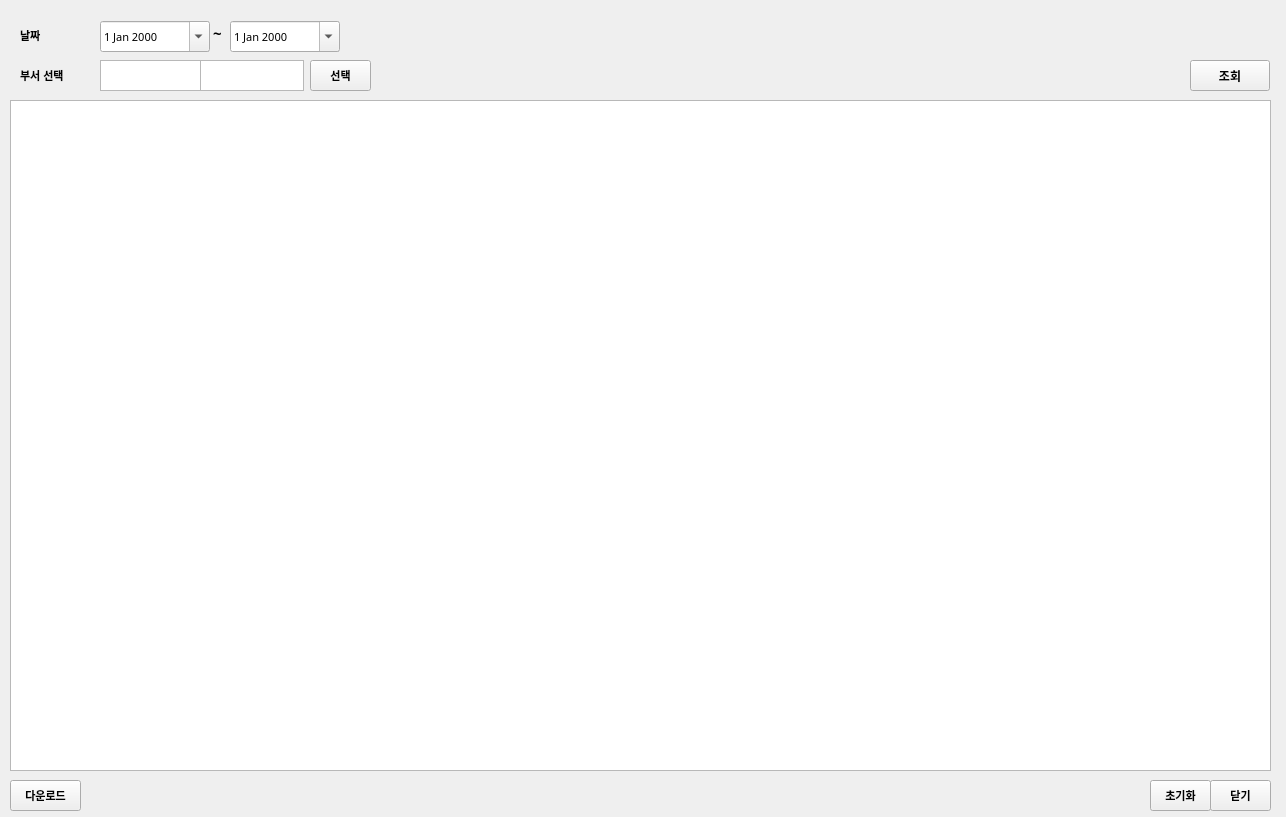
Before: the Qt Designer form overtime_v1.1/ui/total_overtime.ui in RaineyLee/overtime, drawn with Qt 5.
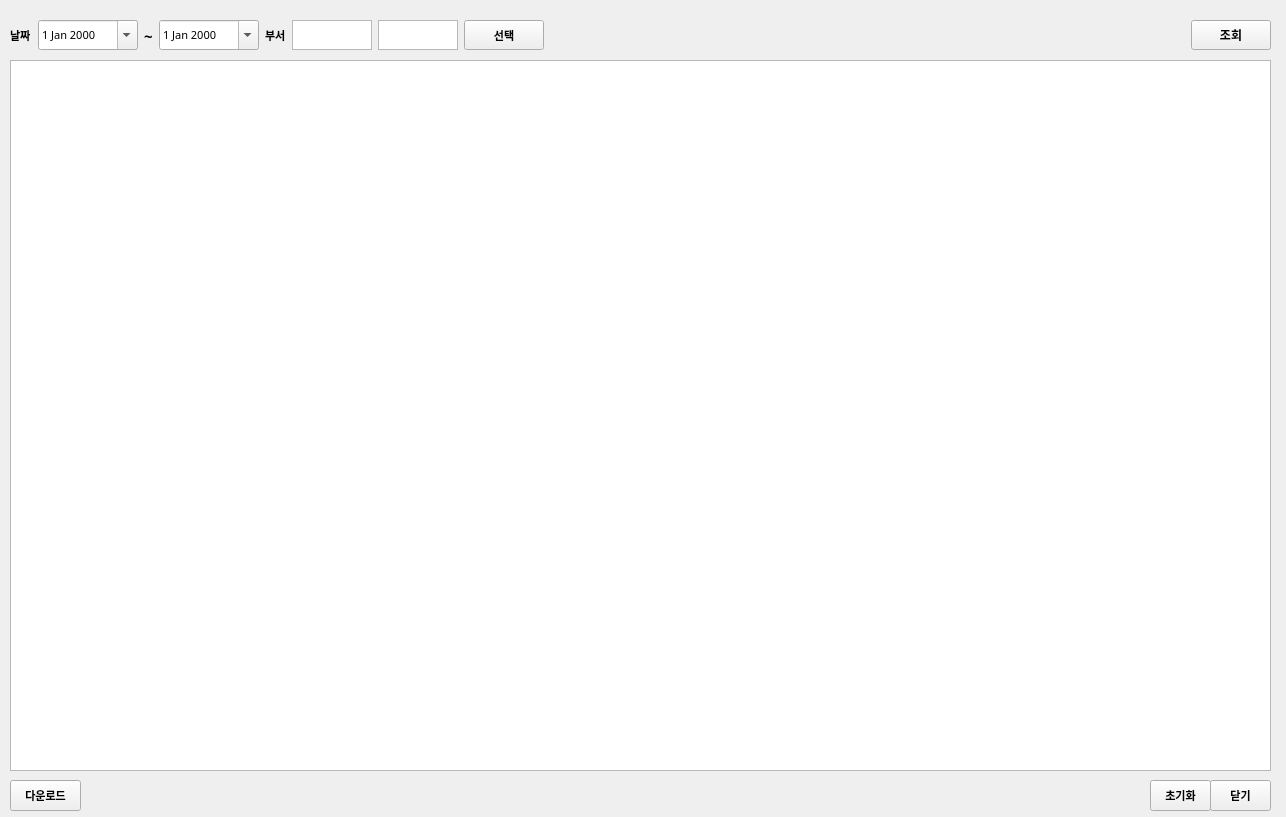
After: the same form once the commit is applied.

```diff
--- a/overtime_v1.1/ui/total_overtime.ui
+++ b/overtime_v1.1/ui/total_overtime.ui
@@ -13,55 +13,13 @@
   <property name="windowTitle">
    <string>Form</string>
   </property>
-  <widget class="QLabel" name="lbl_select_date">
-   <property name="geometry">
-    <rect>
-     <x>20</x>
-     <y>20</y>
-     <width>71</width>
-     <height>30</height>
-    </rect>
-   </property>
-   <property name="font">
-    <font>
-     <family>Arial</family>
-     <pointsize>8</pointsize>
-     <weight>75</weight>
-     <bold>true</bold>
-    </font>
-   </property>
-   <property name="text">
-    <string>날짜</string>
-   </property>
-  </widget>
-  <widget class="QLabel" name="lbl_select_file">
-   <property name="geometry">
-    <rect>
-     <x>20</x>
-     <y>60</y>
-     <width>71</width>
-     <height>30</height>
-    </rect>
-   </property>
-   <property name="font">
-    <font>
-     <family>Arial</family>
-     <pointsize>8</pointsize>
-     <weight>75</weight>
-     <bold>true</bold>
-    </font>
-   </property>
-   <property name="text">
-    <string>부서 선택</string>
-   </property>
-  </widget>
   <widget class="QTableWidget" name="tbl_info">
    <property name="geometry">
     <rect>
      <x>10</x>
-     <y>100</y>
+     <y>60</y>
      <width>1261</width>
-     <height>671</height>
+     <height>711</height>
     </rect>
    </property>
   </widget>
@@ -86,27 +44,6 @@
     <string>닫기</string>
    </property>
   </widget>
-  <widget class="QPushButton" name="btn_search_dept">
-   <property name="geometry">
-    <rect>
-     <x>310</x>
-     <y>60</y>
-     <width>61</width>
-     <height>31</height>
-    </rect>
-   </property>
-   <property name="font">
-    <font>
-     <family>Arial</family>
-     <pointsize>8</pointsize>
-     <weight>75</weight>
-     <bold>true</bold>
-    </font>
-   </property>
-   <property name="text">
-    <string>선택</string>
-   </property>
-  </widget>
   <widget class="QPushButton" name="btn_clear">
    <property name="geometry">
     <rect>
@@ -128,152 +65,234 @@
     <string>초기화</string>
    </property>
   </widget>
-  <widget class="QTextEdit" name="txt_dept_id">
+  <widget class="QPushButton" name="btn_download">
    <property name="geometry">
     <rect>
-     <x>100</x>
-     <y>60</y>
-     <width>104</width>
+     <x>10</x>
+     <y>780</y>
+     <width>71</width>
      <height>31</height>
     </rect>
    </property>
    <property name="font">
     <font>
-     <family>맑은 고딕</family>
-     <pointsize>10</pointsize>
-     <weight>50</weight>
-     <bold>false</bold>
+     <family>Arial</family>
+     <pointsize>8</pointsize>
+     <weight>75</weight>
+     <bold>true</bold>
     </font>
    </property>
-   <property name="html">
-    <string>&lt;!DOCTYPE HTML PUBLIC &quot;-//W3C//DTD HTML 4.0//EN&quot; &quot;http://www.w3.org/TR/REC-html40/strict.dtd&quot;&gt;
+   <property name="text">
+    <string>다운로드</string>
+   </property>
+  </widget>
+  <widget class="QWidget" name="horizontalLayoutWidget">
+   <property name="geometry">
+    <rect>
+     <x>10</x>
+     <y>10</y>
+     <width>1261</width>
+     <height>51</height>
+    </rect>
+   </property>
+   <layout class="QHBoxLayout" name="horizontalLayout">
+    <item>
+     <widget class="QLabel" name="lbl_select_date">
+      <property name="font">
+       <font>
+        <family>Arial</family>
+        <pointsize>8</pointsize>
+        <weight>75</weight>
+        <bold>true</bold>
+       </font>
+      </property>
+      <property name="text">
+       <string>날짜</string>
+      </property>
+     </widget>
+    </item>
+    <item>
+     <widget class="QDateEdit" name="date_select_1">
+      <property name="minimumSize">
+       <size>
+        <width>100</width>
+        <height>0</height>
+       </size>
+      </property>
+      <property name="maximumSize">
+       <size>
+        <width>16777215</width>
+        <height>30</height>
+       </size>
+      </property>
+      <property name="font">
+       <font>
+        <family>맑은 고딕</family>
+        <pointsize>8</pointsize>
+        <weight>50</weight>
+        <bold>false</bold>
+       </font>
+      </property>
+      <property name="calendarPopup">
+       <bool>true</bool>
+      </property>
+     </widget>
+    </item>
+    <item>
+     <widget class="QLabel" name="label">
+      <property name="font">
+       <font>
+        <family>맑은 고딕</family>
+        <pointsize>11</pointsize>
+        <weight>75</weight>
+        <bold>true</bold>
+       </font>
+      </property>
+      <property name="text">
+       <string>~</string>
+      </property>
+     </widget>
+    </item>
+    <item>
+     <widget class="QDateEdit" name="date_select_2">
+      <property name="minimumSize">
+       <size>
+        <width>100</width>
+        <height>0</height>
+       </size>
+      </property>
+      <property name="maximumSize">
+       <size>
+        <width>16777215</width>
+        <height>30</height>
+       </size>
+      </property>
+      <property name="font">
+       <font>
+        <family>맑은 고딕</family>
+        <pointsize>8</pointsize>
+        <weight>50</weight>
+        <bold>false</bold>
+       </font>
+      </property>
+      <property name="calendarPopup">
+       <bool>true</bool>
+      </property>
+     </widget>
+    </item>
+    <item>
+     <widget class="QLabel" name="lbl_select_file">
+      <property name="font">
+       <font>
+        <family>Arial</family>
+        <pointsize>8</pointsize>
+        <weight>75</weight>
+        <bold>true</bold>
+       </font>
+      </property>
+      <property name="text">
+       <string>부서</string>
+      </property>
+     </widget>
+    </item>
+    <item>
+     <widget class="QTextEdit" name="txt_dept_id">
+      <property name="maximumSize">
+       <size>
+        <width>80</width>
+        <height>30</height>
+       </size>
+      </property>
+      <property name="font">
+       <font>
+        <family>맑은 고딕</family>
+        <pointsize>10</pointsize>
+        <weight>50</weight>
+        <bold>false</bold>
+       </font>
+      </property>
+      <property name="html">
+       <string>&lt;!DOCTYPE HTML PUBLIC &quot;-//W3C//DTD HTML 4.0//EN&quot; &quot;http://www.w3.org/TR/REC-html40/strict.dtd&quot;&gt;
 &lt;html&gt;&lt;head&gt;&lt;meta name=&quot;qrichtext&quot; content=&quot;1&quot; /&gt;&lt;style type=&quot;text/css&quot;&gt;
 p, li { white-space: pre-wrap; }
 &lt;/style&gt;&lt;/head&gt;&lt;body style=&quot; font-family:'맑은 고딕'; font-size:10pt; font-weight:400; font-style:normal;&quot;&gt;
 &lt;p align=&quot;center&quot; style=&quot;-qt-paragraph-type:empty; margin-top:0px; margin-bottom:0px; margin-left:0px; margin-right:0px; -qt-block-indent:0; text-indent:0px; font-size:8pt;&quot;&gt;&lt;br /&gt;&lt;/p&gt;&lt;/body&gt;&lt;/html&gt;</string>
-   </property>
-  </widget>
-  <widget class="QTextEdit" name="txt_dept_name">
-   <property name="geometry">
-    <rect>
-     <x>200</x>
-     <y>60</y>
-     <width>104</width>
-     <height>31</height>
-    </rect>
-   </property>
-   <property name="font">
-    <font>
-     <family>맑은 고딕</family>
-     <pointsize>10</pointsize>
-     <weight>50</weight>
-     <bold>false</bold>
-    </font>
-   </property>
-  </widget>
-  <widget class="QPushButton" name="btn_search">
-   <property name="geometry">
-    <rect>
-     <x>1190</x>
-     <y>60</y>
-     <width>80</width>
-     <height>31</height>
-    </rect>
-   </property>
-   <property name="font">
-    <font>
-     <family>맑은 고딕</family>
-     <weight>75</weight>
-     <bold>true</bold>
-    </font>
-   </property>
-   <property name="text">
-    <string>조회</string>
-   </property>
-  </widget>
-  <widget class="QDateEdit" name="date_select_1">
-   <property name="geometry">
-    <rect>
-     <x>100</x>
-     <y>21</y>
-     <width>110</width>
-     <height>31</height>
-    </rect>
-   </property>
-   <property name="font">
-    <font>
-     <family>맑은 고딕</family>
-     <pointsize>8</pointsize>
-     <weight>50</weight>
-     <bold>false</bold>
-    </font>
-   </property>
-   <property name="calendarPopup">
-    <bool>true</bool>
-   </property>
-  </widget>
-  <widget class="QPushButton" name="btn_download">
-   <property name="geometry">
-    <rect>
-     <x>10</x>
-     <y>780</y>
-     <width>71</width>
-     <height>31</height>
-    </rect>
-   </property>
-   <property name="font">
-    <font>
-     <family>Arial</family>
-     <pointsize>8</pointsize>
-     <weight>75</weight>
-     <bold>true</bold>
-    </font>
-   </property>
-   <property name="text">
-    <string>다운로드</string>
-   </property>
-  </widget>
-  <widget class="QDateEdit" name="date_select_2">
-   <property name="geometry">
-    <rect>
-     <x>230</x>
-     <y>21</y>
-     <width>110</width>
-     <height>31</height>
-    </rect>
-   </property>
-   <property name="font">
-    <font>
-     <family>맑은 고딕</family>
-     <pointsize>8</pointsize>
-     <weight>50</weight>
-     <bold>false</bold>
-    </font>
-   </property>
-   <property name="calendarPopup">
-    <bool>true</bool>
-   </property>
-  </widget>
-  <widget class="QLabel" name="label">
-   <property name="geometry">
-    <rect>
-     <x>213</x>
-     <y>17</y>
-     <width>16</width>
-     <height>31</height>
-    </rect>
-   </property>
-   <property name="font">
-    <font>
-     <family>맑은 고딕</family>
-     <pointsize>11</pointsize>
-     <weight>75</weight>
-     <bold>true</bold>
-    </font>
-   </property>
-   <property name="text">
-    <string>~</string>
-   </property>
+      </property>
+     </widget>
+    </item>
+    <item>
+     <widget class="QTextEdit" name="txt_dept_name">
+      <property name="maximumSize">
+       <size>
+        <width>80</width>
+        <height>30</height>
+       </size>
+      </property>
+      <property name="font">
+       <font>
+        <family>맑은 고딕</family>
+        <pointsize>10</pointsize>
+        <weight>50</weight>
+        <bold>false</bold>
+       </font>
+      </property>
+     </widget>
+    </item>
+    <item>
+     <widget class="QPushButton" name="btn_search_dept">
+      <property name="maximumSize">
+       <size>
+        <width>16777215</width>
+        <height>30</height>
+       </size>
+      </property>
+      <property name="font">
+       <font>
+        <family>Arial</family>
+        <pointsize>8</pointsize>
+        <weight>75</weight>
+        <bold>true</bold>
+       </font>
+      </property>
+      <property name="text">
+       <string>선택</string>
+      </property>
+     </widget>
+    </item>
+    <item>
+     <spacer name="horizontalSpacer">
+      <property name="orientation">
+       <enum>Qt::Horizontal</enum>
+      </property>
+      <property name="sizeHint" stdset="0">
+       <size>
+        <width>40</width>
+        <height>20</height>
+       </size>
+      </property>
+     </spacer>
+    </item>
+    <item>
+     <widget class="QPushButton" name="btn_search">
+      <property name="maximumSize">
+       <size>
+        <width>16777215</width>
+        <height>30</height>
+       </size>
+      </property>
+      <property name="font">
+       <font>
+        <family>맑은 고딕</family>
+        <weight>75</weight>
+        <bold>true</bold>
+       </font>
+      </property>
+      <property name="text">
+       <string>조회</string>
+      </property>
+     </widget>
+    </item>
+   </layout>
   </widget>
  </widget>
  <resources/>
```
